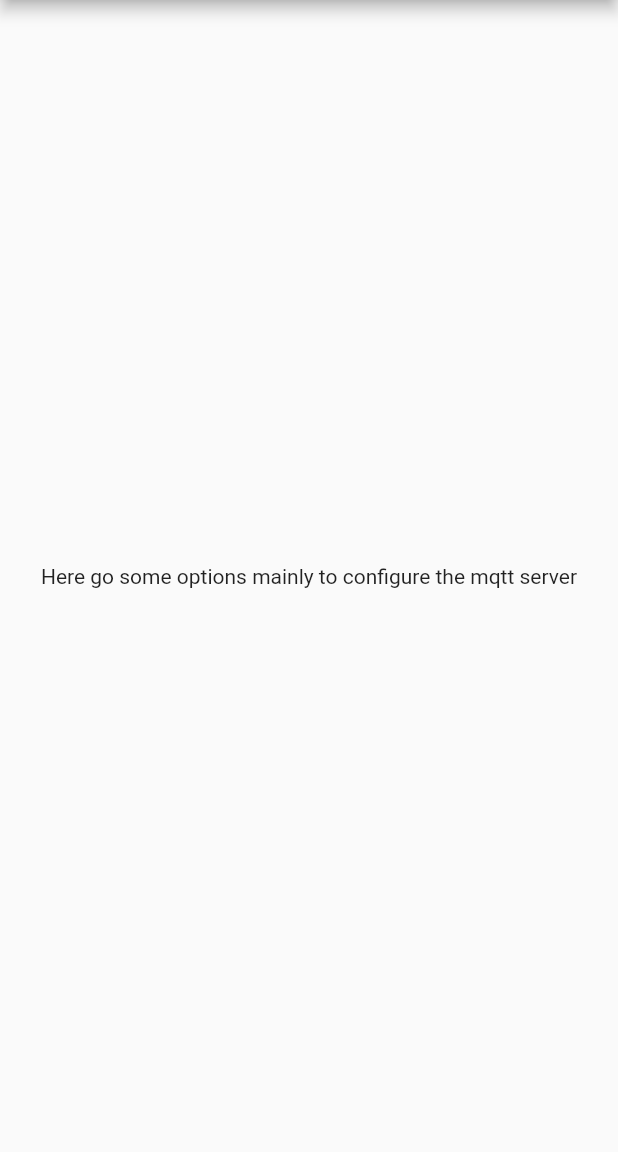
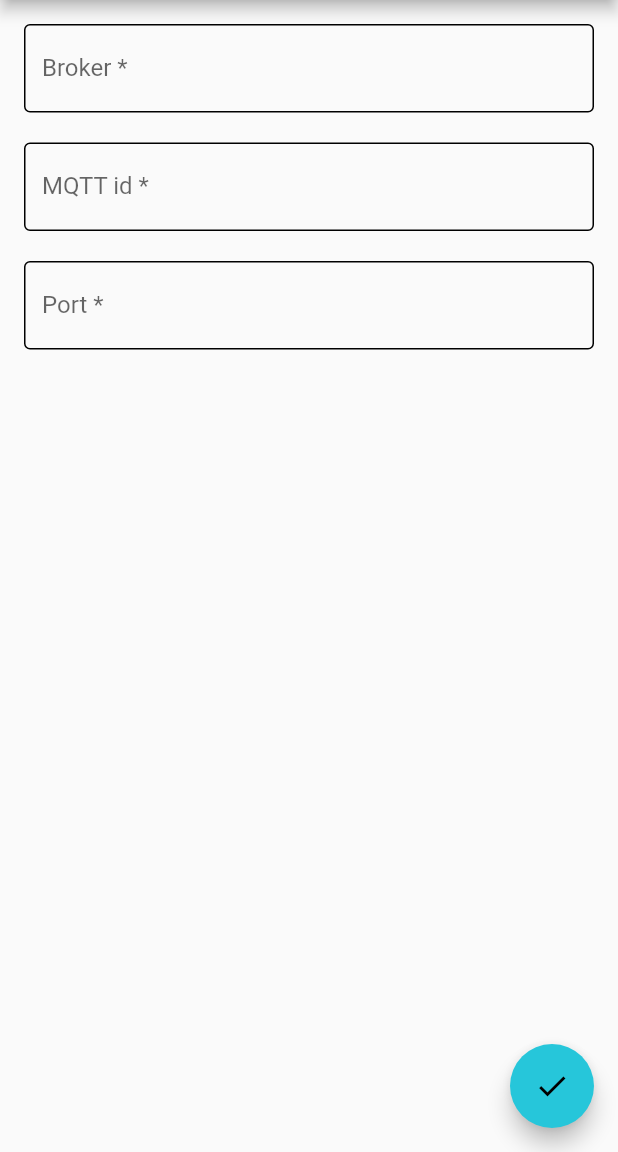
Before and after one commit to LucPrestin/SmartHomeControl, a Flutter app: the SettingsPage screen opened by its route, on a phone screen of 412 x 824 dp, the part 84-1236 px from its top. Run offline on Flutter 3.47's test engine with Material 2 defaults, Android fonts, the light colour scheme and no system bars; our stand-ins replace flutter_colorpicker, shared_preferences, sqflite; accounts and stored records are empty.

Commit message:
add form for server settings
- Loads from SharedPreferences (doesn't work properly yet)
- Allows editing the preferences
- Stores to SharedPreferences

```diff
--- /dev/null
+++ b/lib/models/settings.dart
@@ -0,0 +1,5 @@
+class Settings {
+  static String broker = 'broker';
+  static String mqttId = 'mqttId';
+  static String port = 'port';
+}
--- a/lib/views/components/light_form.dart
+++ b/lib/views/components/light_form.dart
@@ -120,7 +120,7 @@ class _LightFormState extends State<LightForm> {
   Container colorPicker() {
     return Container(
       width: double.infinity,
-      padding: const EdgeInsets.only(top: 15.0, bottom: 15.0),
+      padding: const EdgeInsets.only(top: 16.0, bottom: 16.0),
       child: SlidePicker(
         key: const Key('field color'),
         onColorChanged: (Color value) => setState(() => color = value),
--- a/lib/views/pages/light_list_page.dart
+++ b/lib/views/pages/light_list_page.dart
@@ -1,6 +1,8 @@
 import 'package:flutter/material.dart';
+import 'package:shared_preferences/shared_preferences.dart';
 import 'package:smart_home_control/models/database.dart';
 import 'package:smart_home_control/models/light_strip.dart';
+import 'package:smart_home_control/models/settings.dart';
 
 import 'package:smart_home_control/routes/routes.dart';
 import 'package:smart_home_control/views/components/light_list_item.dart';
@@ -14,6 +16,10 @@ class LightListPage extends StatefulWidget {
 }
 
 class _LightListPageState extends State<LightListPage> {
+  late String? broker;
+  late String? mqttId;
+  late int? port;
+
   @override
   Widget build(BuildContext context) {
     return Scaffold(
@@ -108,4 +114,14 @@ class _LightListPageState extends State<LightListPage> {
           );
         });
   }
+
+  Future loadServerSettingsFromDisk() async {
+    final preferences = await SharedPreferences.getInstance();
+
+    setState(() {
+      broker = preferences.getString(Settings.broker);
+      mqttId = preferences.getString(Settings.mqttId);
+      port = preferences.getInt(Settings.port);
+    });
+  }
 }
--- a/lib/views/pages/settings_page.dart
+++ b/lib/views/pages/settings_page.dart
@@ -1,4 +1,6 @@
 import 'package:flutter/material.dart';
+import 'package:shared_preferences/shared_preferences.dart';
+import 'package:smart_home_control/models/settings.dart';
 
 import 'package:smart_home_control/views/components/navigation_drawer.dart';
 
@@ -10,16 +12,140 @@ class SettingsPage extends StatefulWidget {
 }
 
 class _SettingsPageState extends State<SettingsPage> {
+  final _formKey = GlobalKey<FormState>();
+
+  String? broker;
+  String? mqttId;
+  int? port;
+
+  @override
+  void initState() {
+    super.initState();
+
+    loadCurrentPreferences();
+  }
+
+  Future loadCurrentPreferences() async {
+    final preferences = await SharedPreferences.getInstance();
+
+    setState(() {
+      broker = preferences.getString(Settings.broker);
+      mqttId = preferences.getString(Settings.mqttId);
+      port = preferences.getInt(Settings.port);
+    });
+  }
+
+  Future<bool> saveCurrentPreferences() async {
+    final preferences = await SharedPreferences.getInstance();
+
+    final successes = await Future.wait([
+      preferences.setString(Settings.broker, broker!),
+      preferences.setString(Settings.mqttId, mqttId!),
+      preferences.setInt(Settings.port, port!)
+    ]);
+
+    return !successes.contains(false);
+  }
+
   @override
   Widget build(BuildContext context) {
     return Scaffold(
       appBar: AppBar(
         title: const Text('Settings'),
       ),
-      body: const Center(
-          child:
-              Text('Here go some options mainly to configure the mqtt server')),
+      body: Padding(
+          padding: const EdgeInsets.all(16.0),
+          child: Form(
+              key: _formKey,
+              child: Column(children: [
+                brokerField(),
+                spacing(),
+                mqttIdField(),
+                spacing(),
+                portField()
+              ]))),
       drawer: const NavigationDrawer(),
+      floatingActionButton: FloatingActionButton(
+          onPressed: () => checkAndSubmit(), child: const Icon(Icons.check)),
     );
   }
+
+  SizedBox spacing() {
+    return const SizedBox(height: 20);
+  }
+
+  TextFormField brokerField() {
+    return TextFormField(
+        key: const Key('field broker'),
+        onChanged: (String value) => setState(() => broker = value),
+        initialValue: broker,
+        validator: (value) {
+          if (value == null || value.isEmpty) {
+            return 'broker ip cannot be empty';
+          }
+          return null;
+        },
+        decoration: const InputDecoration(
+            hintText: 'What is the ip-adress of your broker?',
+            labelText: 'Broker *',
+            enabledBorder: OutlineInputBorder()));
+  }
+
+  TextFormField mqttIdField() {
+    return TextFormField(
+      key: const Key('field mqttId'),
+      onChanged: (String value) => setState(() => mqttId = value),
+      initialValue: mqttId,
+      validator: (value) {
+        if (value == null || value.isEmpty) {
+          return 'Please enter an ID';
+        }
+        return null;
+      },
+      decoration: const InputDecoration(
+          hintText: 'How should your phone be called?',
+          labelText: 'MQTT id *',
+          enabledBorder: OutlineInputBorder()),
+    );
+  }
+
+  TextFormField portField() {
+    return TextFormField(
+      key: const Key('field port'),
+      keyboardType: TextInputType.number,
+      onChanged: (String value) => setState(() {
+        if (value.isNotEmpty) {
+          port = int.parse(value);
+        }
+      }),
+      initialValue: port?.toString(),
+      validator: (value) {
+        if (value == null || value.isEmpty) {
+          return 'Please enter a port';
+        }
+        return null;
+      },
+      decoration: const InputDecoration(
+          hintText: 'What port does your broker use?',
+          labelText: 'Port *',
+          enabledBorder: OutlineInputBorder()),
+    );
+  }
+
+  void checkAndSubmit() async {
+    if (_formKey.currentState!.validate()) {
+      SnackBar snackBar;
+
+      if (await saveCurrentPreferences()) {
+        snackBar =
+            const SnackBar(content: Text('Preferences successfully updated'));
+      } else {
+        snackBar = const SnackBar(
+            content:
+                Text('Something went wrong when updating the preferences'));
+      }
+
+      ScaffoldMessenger.of(context).showSnackBar(snackBar);
+    }
+  }
 }
--- a/pubspec.yaml
+++ b/pubspec.yaml
@@ -12,6 +12,7 @@ dependencies:
   flutter_colorpicker: ^1.0.3
   flutter:
     sdk: flutter
+  shared_preferences: ^2.0.13
 
   sqflite: ^2.0.1
 
```
Also changed, not shown: pubspec.lock.
